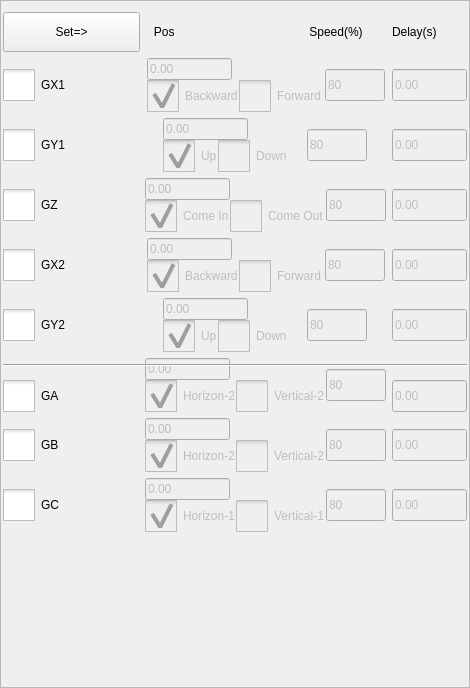
Above: hcinstruction/actionsettingframe.ui from dongdong-2009/3-5AxisRobot before the change. Below: the same form after it.
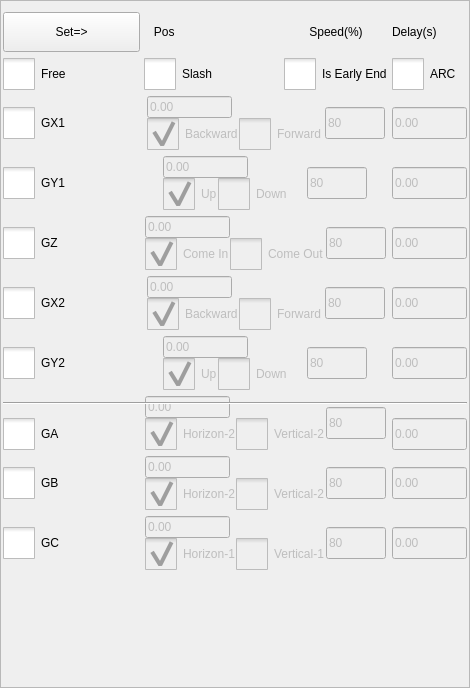
That is the form after the change. Icons and pictures are not drawn. Custom widgets are drawn as their Qt base class.

Patch:
```diff
--- a/hcinstruction/actionsettingframe.ui
+++ b/hcinstruction/actionsettingframe.ui
@@ -29,8 +29,143 @@
    <property name="horizontalSpacing">
     <number>4</number>
    </property>
+   <item row="6" column="1" colspan="2">
+    <layout class="QHBoxLayout" name="horizontalLayout_6">
+     <item>
+      <layout class="QVBoxLayout" name="verticalLayout_11">
+       <item>
+        <widget class="ICLineEditWithVirtualNumericKeypad" name="y2PosLineEdit">
+         <property name="enabled">
+          <bool>false</bool>
+         </property>
+         <property name="minimumSize">
+          <size>
+           <width>85</width>
+           <height>0</height>
+          </size>
+         </property>
+         <property name="maximumSize">
+          <size>
+           <width>85</width>
+           <height>32</height>
+          </size>
+         </property>
+         <property name="text">
+          <string notr="true">0.00</string>
+         </property>
+        </widget>
+       </item>
+       <item>
+        <layout class="QHBoxLayout" name="horizontalLayout_15">
+         <item>
+          <widget class="QCheckBox" name="y2UpBox">
+           <property name="enabled">
+            <bool>false</bool>
+           </property>
+           <property name="styleSheet">
+            <string notr="true">::indicator {
+     width: 32px;
+     height: 32px;
+ }
+
+::indicator:unchecked 
+{
+     image: url(:/resource/check_unchecked.png);
+ }
+::indicator:checked 
+{
+     image: url(:/resource/check_checked.png);
+ }
+
+::indicator:checked:disabled
+{
+ image: url(:/resource/check_checked_disable.png);
+}
+
+::indicator:unchecked:disabled
+{
+ image: url(:/resource/check_unchecked_disable.png);
+}</string>
+           </property>
+           <property name="text">
+            <string>Up</string>
+           </property>
+           <property name="checked">
+            <bool>true</bool>
+           </property>
+           <attribute name="buttonGroup">
+            <string notr="true">y2BoxbuttonGroup</string>
+           </attribute>
+          </widget>
+         </item>
+         <item>
+          <widget class="QCheckBox" name="y2DownBox">
+           <property name="enabled">
+            <bool>false</bool>
+           </property>
+           <property name="styleSheet">
+            <string notr="true">::indicator {
+     width: 32px;
+     height: 32px;
+ }
+
+::indicator:unchecked 
+{
+     image: url(:/resource/check_unchecked.png);
+ }
+::indicator:checked 
+{
+     image: url(:/resource/check_checked.png);
+ }
+
+::indicator:checked:disabled
+{
+ image: url(:/resource/check_checked_disable.png);
+}
+
+::indicator:unchecked:disabled
+{
+ image: url(:/resource/check_unchecked_disable.png);
+}</string>
+           </property>
+           <property name="text">
+            <string>Down</string>
+           </property>
+           <attribute name="buttonGroup">
+            <string notr="true">y2BoxbuttonGroup</string>
+           </attribute>
+          </widget>
+         </item>
+        </layout>
+       </item>
+      </layout>
+     </item>
+     <item>
+      <widget class="ICLineEditWithVirtualNumericKeypad" name="y2SpeedLineEdit">
+       <property name="enabled">
+        <bool>false</bool>
+       </property>
+       <property name="minimumSize">
+        <size>
+         <width>60</width>
+         <height>0</height>
+        </size>
+       </property>
+       <property name="maximumSize">
+        <size>
+         <width>60</width>
+         <height>32</height>
+        </size>
+       </property>
+       <property name="text">
+        <string notr="true">80</string>
+       </property>
+      </widget>
+     </item>
+    </layout>
+   </item>
    <item row="10" column="0">
-    <widget class="QCheckBox" name="gCButton">
+    <widget class="QCheckBox" name="gBButton">
      <property name="styleSheet">
       <string notr="true">::indicator {
      width: 32px;
@@ -57,15 +192,76 @@
 }</string>
      </property>
      <property name="text">
-      <string>GC</string>
+      <string>GB</string>
      </property>
      <property name="checkable">
       <bool>true</bool>
      </property>
     </widget>
    </item>
-   <item row="1" column="3">
-    <widget class="ICLineEditWithVirtualNumericKeypad" name="x1DelayLineEdit">
+   <item row="0" column="0">
+    <widget class="QToolButton" name="inputButton">
+     <property name="sizePolicy">
+      <sizepolicy hsizetype="Preferred" vsizetype="Preferred">
+       <horstretch>0</horstretch>
+       <verstretch>0</verstretch>
+      </sizepolicy>
+     </property>
+     <property name="minimumSize">
+      <size>
+       <width>64</width>
+       <height>40</height>
+      </size>
+     </property>
+     <property name="text">
+      <string>Set=&gt;</string>
+     </property>
+    </widget>
+   </item>
+   <item row="0" column="1">
+    <widget class="QLabel" name="label">
+     <property name="text">
+      <string>   Pos                </string>
+     </property>
+    </widget>
+   </item>
+   <item row="3" column="0">
+    <widget class="QCheckBox" name="gyButton">
+     <property name="styleSheet">
+      <string notr="true">::indicator {
+     width: 32px;
+     height: 32px;
+ }
+
+::indicator:unchecked 
+{
+     image: url(:/resource/check_unchecked.png);
+ }
+::indicator:checked 
+{
+     image: url(:/resource/check_checked.png);
+ }
+
+::indicator:checked:disabled
+{
+ image: url(:/resource/check_checked_disable.png);
+}
+
+::indicator:unchecked:disabled
+{
+ image: url(:/resource/check_unchecked_disable.png);
+}</string>
+     </property>
+     <property name="text">
+      <string>GY1</string>
+     </property>
+     <property name="checkable">
+      <bool>true</bool>
+     </property>
+    </widget>
+   </item>
+   <item row="11" column="3">
+    <widget class="ICLineEditWithVirtualNumericKeypad" name="cDelayLineEdit">
      <property name="enabled">
       <bool>false</bool>
      </property>
@@ -86,12 +282,12 @@
      </property>
     </widget>
    </item>
-   <item row="1" column="1" colspan="2">
-    <layout class="QHBoxLayout" name="horizontalLayout_4">
+   <item row="4" column="1" colspan="2">
+    <layout class="QHBoxLayout" name="horizontalLayout_12">
      <item>
-      <layout class="QVBoxLayout" name="verticalLayout">
+      <layout class="QVBoxLayout" name="verticalLayout_10">
        <item>
-        <widget class="ICLineEditWithVirtualNumericKeypad" name="x1PosLineEdit">
+        <widget class="ICLineEditWithVirtualNumericKeypad" name="zPosLineEdit">
          <property name="enabled">
           <bool>false</bool>
          </property>
@@ -113,9 +309,9 @@
         </widget>
        </item>
        <item>
-        <layout class="QHBoxLayout" name="horizontalLayout">
+        <layout class="QHBoxLayout" name="horizontalLayout_13">
          <item>
-          <widget class="QCheckBox" name="x1BackwardBox">
+          <widget class="QCheckBox" name="zComeInBox">
            <property name="enabled">
             <bool>false</bool>
            </property>
@@ -145,18 +341,18 @@
 }</string>
            </property>
            <property name="text">
-            <string>Backward</string>
+            <string>Come In</string>
            </property>
            <property name="checked">
             <bool>true</bool>
            </property>
            <attribute name="buttonGroup">
-            <string notr="true">x1BoxbuttonGroup</string>
+            <string notr="true">zBoxbuttonGroup</string>
            </attribute>
           </widget>
          </item>
          <item>
-          <widget class="QCheckBox" name="x1ForwardBox">
+          <widget class="QCheckBox" name="zComeOutBox">
            <property name="enabled">
             <bool>false</bool>
            </property>
@@ -186,13 +382,10 @@
 }</string>
            </property>
            <property name="text">
-            <string>Forward</string>
-           </property>
-           <property name="checked">
-            <bool>false</bool>
+            <string>Come Out</string>
            </property>
            <attribute name="buttonGroup">
-            <string notr="true">x1BoxbuttonGroup</string>
+            <string notr="true">zBoxbuttonGroup</string>
            </attribute>
           </widget>
          </item>
@@ -201,7 +394,7 @@
       </layout>
      </item>
      <item>
-      <widget class="ICLineEditWithVirtualNumericKeypad" name="x1SpeedLineEdit">
+      <widget class="ICLineEditWithVirtualNumericKeypad" name="zSpeedLineEdit">
        <property name="enabled">
         <bool>false</bool>
        </property>
@@ -224,7 +417,112 @@
      </item>
     </layout>
    </item>
-   <item row="7" column="1" rowspan="2" colspan="2">
+   <item row="6" column="3">
+    <widget class="ICLineEditWithVirtualNumericKeypad" name="y2DelayLineEdit">
+     <property name="enabled">
+      <bool>false</bool>
+     </property>
+     <property name="minimumSize">
+      <size>
+       <width>75</width>
+       <height>0</height>
+      </size>
+     </property>
+     <property name="maximumSize">
+      <size>
+       <width>75</width>
+       <height>32</height>
+      </size>
+     </property>
+     <property name="text">
+      <string notr="true">0.00</string>
+     </property>
+    </widget>
+   </item>
+   <item row="9" column="0">
+    <widget class="QCheckBox" name="gAButton">
+     <property name="styleSheet">
+      <string notr="true">::indicator {
+     width: 32px;
+     height: 32px;
+ }
+
+::indicator:unchecked 
+{
+     image: url(:/resource/check_unchecked.png);
+ }
+::indicator:checked 
+{
+     image: url(:/resource/check_checked.png);
+ }
+
+::indicator:checked:disabled
+{
+ image: url(:/resource/check_checked_disable.png);
+}
+
+::indicator:unchecked:disabled
+{
+ image: url(:/resource/check_unchecked_disable.png);
+}</string>
+     </property>
+     <property name="text">
+      <string>GA</string>
+     </property>
+     <property name="checkable">
+      <bool>true</bool>
+     </property>
+    </widget>
+   </item>
+   <item row="2" column="0">
+    <widget class="QCheckBox" name="gxButton">
+     <property name="styleSheet">
+      <string notr="true">::indicator {
+     width: 32px;
+     height: 32px;
+ }
+
+::indicator:unchecked 
+{
+     image: url(:/resource/check_unchecked.png);
+ }
+::indicator:checked 
+{
+     image: url(:/resource/check_checked.png);
+ }
+
+::indicator:checked:disabled
+{
+ image: url(:/resource/check_checked_disable.png);
+}
+
+::indicator:unchecked:disabled
+{
+ image: url(:/resource/check_unchecked_disable.png);
+}</string>
+     </property>
+     <property name="text">
+      <string>GX1</string>
+     </property>
+     <property name="checkable">
+      <bool>true</bool>
+     </property>
+    </widget>
+   </item>
+   <item row="12" column="1">
+    <spacer name="verticalSpacer">
+     <property name="orientation">
+      <enum>Qt::Vertical</enum>
+     </property>
+     <property name="sizeHint" stdset="0">
+      <size>
+       <width>20</width>
+       <height>40</height>
+      </size>
+     </property>
+    </spacer>
+   </item>
+   <item row="8" column="1" rowspan="2" colspan="2">
     <layout class="QHBoxLayout" name="horizontalLayout_7">
      <item>
       <layout class="QVBoxLayout" name="verticalLayout_12">
@@ -359,211 +657,7 @@
      </item>
     </layout>
    </item>
-   <item row="4" column="1" colspan="2">
-    <layout class="QHBoxLayout" name="horizontalLayout_14">
-     <item>
-      <layout class="QVBoxLayout" name="verticalLayout_2">
-       <item>
-        <widget class="ICLineEditWithVirtualNumericKeypad" name="x2PosLineEdit">
-         <property name="enabled">
-          <bool>false</bool>
-         </property>
-         <property name="minimumSize">
-          <size>
-           <width>85</width>
-           <height>0</height>
-          </size>
-         </property>
-         <property name="maximumSize">
-          <size>
-           <width>85</width>
-           <height>32</height>
-          </size>
-         </property>
-         <property name="text">
-          <string notr="true">0.00</string>
-         </property>
-        </widget>
-       </item>
-       <item>
-        <layout class="QHBoxLayout" name="horizontalLayout_2">
-         <item>
-          <widget class="QCheckBox" name="x2BackwardBox">
-           <property name="enabled">
-            <bool>false</bool>
-           </property>
-           <property name="styleSheet">
-            <string notr="true">::indicator {
-     width: 32px;
-     height: 32px;
- }
-
-::indicator:unchecked 
-{
-     image: url(:/resource/check_unchecked.png);
- }
-::indicator:checked 
-{
-     image: url(:/resource/check_checked.png);
- }
-
-::indicator:checked:disabled
-{
- image: url(:/resource/check_checked_disable.png);
-}
-
-::indicator:unchecked:disabled
-{
- image: url(:/resource/check_unchecked_disable.png);
-}</string>
-           </property>
-           <property name="text">
-            <string>Backward</string>
-           </property>
-           <property name="checked">
-            <bool>true</bool>
-           </property>
-           <attribute name="buttonGroup">
-            <string notr="true">x2BoxbuttonGroup</string>
-           </attribute>
-          </widget>
-         </item>
-         <item>
-          <widget class="QCheckBox" name="x2ForwardBox">
-           <property name="enabled">
-            <bool>false</bool>
-           </property>
-           <property name="styleSheet">
-            <string notr="true">::indicator {
-     width: 32px;
-     height: 32px;
- }
-
-::indicator:unchecked 
-{
-     image: url(:/resource/check_unchecked.png);
- }
-::indicator:checked 
-{
-     image: url(:/resource/check_checked.png);
- }
-
-::indicator:checked:disabled
-{
- image: url(:/resource/check_checked_disable.png);
-}
-
-::indicator:unchecked:disabled
-{
- image: url(:/resource/check_unchecked_disable.png);
-}</string>
-           </property>
-           <property name="text">
-            <string>Forward</string>
-           </property>
-           <property name="checked">
-            <bool>false</bool>
-           </property>
-           <attribute name="buttonGroup">
-            <string notr="true">x2BoxbuttonGroup</string>
-           </attribute>
-          </widget>
-         </item>
-        </layout>
-       </item>
-      </layout>
-     </item>
-     <item>
-      <widget class="ICLineEditWithVirtualNumericKeypad" name="x2SpeedLineEdit">
-       <property name="enabled">
-        <bool>false</bool>
-       </property>
-       <property name="minimumSize">
-        <size>
-         <width>60</width>
-         <height>0</height>
-        </size>
-       </property>
-       <property name="maximumSize">
-        <size>
-         <width>60</width>
-         <height>32</height>
-        </size>
-       </property>
-       <property name="text">
-        <string notr="true">80</string>
-       </property>
-      </widget>
-     </item>
-    </layout>
-   </item>
-   <item row="8" column="3">
-    <widget class="ICLineEditWithVirtualNumericKeypad" name="aDelayLineEdit">
-     <property name="enabled">
-      <bool>false</bool>
-     </property>
-     <property name="minimumSize">
-      <size>
-       <width>75</width>
-       <height>0</height>
-      </size>
-     </property>
-     <property name="maximumSize">
-      <size>
-       <width>75</width>
-       <height>32</height>
-      </size>
-     </property>
-     <property name="text">
-      <string notr="true">0.00</string>
-     </property>
-    </widget>
-   </item>
-   <item row="3" column="3">
-    <widget class="ICLineEditWithVirtualNumericKeypad" name="zDelayLineEdit">
-     <property name="enabled">
-      <bool>false</bool>
-     </property>
-     <property name="minimumSize">
-      <size>
-       <width>75</width>
-       <height>0</height>
-      </size>
-     </property>
-     <property name="maximumSize">
-      <size>
-       <width>75</width>
-       <height>32</height>
-      </size>
-     </property>
-     <property name="text">
-      <string notr="true">0.00</string>
-     </property>
-    </widget>
-   </item>
-   <item row="4" column="3">
-    <widget class="ICLineEditWithVirtualNumericKeypad" name="x2DelayLineEdit">
-     <property name="enabled">
-      <bool>false</bool>
-     </property>
-     <property name="minimumSize">
-      <size>
-       <width>75</width>
-       <height>0</height>
-      </size>
-     </property>
-     <property name="maximumSize">
-      <size>
-       <width>75</width>
-       <height>32</height>
-      </size>
-     </property>
-     <property name="text">
-      <string notr="true">0.00</string>
-     </property>
-    </widget>
-   </item>
-   <item row="2" column="1" colspan="2">
+   <item row="3" column="1" colspan="2">
     <layout class="QHBoxLayout" name="horizontalLayout_5">
      <item>
       <layout class="QVBoxLayout" name="verticalLayout_9">
@@ -698,7 +792,29 @@
      </item>
     </layout>
    </item>
-   <item row="3" column="0">
+   <item row="0" column="2">
+    <widget class="QLabel" name="label_6">
+     <property name="sizePolicy">
+      <sizepolicy hsizetype="Fixed" vsizetype="Preferred">
+       <horstretch>0</horstretch>
+       <verstretch>0</verstretch>
+      </sizepolicy>
+     </property>
+     <property name="minimumSize">
+      <size>
+       <width>104</width>
+       <height>0</height>
+      </size>
+     </property>
+     <property name="text">
+      <string>Speed(%)</string>
+     </property>
+     <property name="alignment">
+      <set>Qt::AlignCenter</set>
+     </property>
+    </widget>
+   </item>
+   <item row="4" column="0">
     <widget class="QCheckBox" name="gzButton">
      <property name="styleSheet">
       <string notr="true">::indicator {
@@ -733,7 +849,7 @@
      </property>
     </widget>
    </item>
-   <item row="6" column="0" rowspan="2" colspan="4">
+   <item row="7" column="0" rowspan="2" colspan="4">
     <widget class="Line" name="line">
      <property name="styleSheet">
       <string notr="true">QMessageBox QAbstractButton
@@ -748,7 +864,7 @@
      </property>
     </widget>
    </item>
-   <item row="5" column="0">
+   <item row="6" column="0">
     <widget class="QCheckBox" name="gQButton">
      <property name="styleSheet">
       <string notr="true">::indicator {
@@ -783,12 +899,12 @@
      </property>
     </widget>
    </item>
-   <item row="3" column="1" colspan="2">
-    <layout class="QHBoxLayout" name="horizontalLayout_12">
+   <item row="5" column="1" colspan="2">
+    <layout class="QHBoxLayout" name="horizontalLayout_14">
      <item>
-      <layout class="QVBoxLayout" name="verticalLayout_10">
+      <layout class="QVBoxLayout" name="verticalLayout_2">
        <item>
-        <widget class="ICLineEditWithVirtualNumericKeypad" name="zPosLineEdit">
+        <widget class="ICLineEditWithVirtualNumericKeypad" name="x2PosLineEdit">
          <property name="enabled">
           <bool>false</bool>
          </property>
@@ -810,9 +926,9 @@
         </widget>
        </item>
        <item>
-        <layout class="QHBoxLayout" name="horizontalLayout_13">
+        <layout class="QHBoxLayout" name="horizontalLayout_2">
          <item>
-          <widget class="QCheckBox" name="zComeInBox">
+          <widget class="QCheckBox" name="x2BackwardBox">
            <property name="enabled">
             <bool>false</bool>
            </property>
@@ -842,18 +958,18 @@
 }</string>
            </property>
            <property name="text">
-            <string>Come In</string>
+            <string>Backward</string>
            </property>
            <property name="checked">
             <bool>true</bool>
            </property>
            <attribute name="buttonGroup">
-            <string notr="true">zBoxbuttonGroup</string>
+            <string notr="true">x2BoxbuttonGroup</string>
            </attribute>
           </widget>
          </item>
          <item>
-          <widget class="QCheckBox" name="zComeOutBox">
+          <widget class="QCheckBox" name="x2ForwardBox">
            <property name="enabled">
             <bool>false</bool>
            </property>
@@ -883,10 +999,13 @@
 }</string>
            </property>
            <property name="text">
-            <string>Come Out</string>
+            <string>Forward</string>
+           </property>
+           <property name="checked">
+            <bool>false</bool>
            </property>
            <attribute name="buttonGroup">
-            <string notr="true">zBoxbuttonGroup</string>
+            <string notr="true">x2BoxbuttonGroup</string>
            </attribute>
           </widget>
          </item>
@@ -895,7 +1014,7 @@
       </layout>
      </item>
      <item>
-      <widget class="ICLineEditWithVirtualNumericKeypad" name="zSpeedLineEdit">
+      <widget class="ICLineEditWithVirtualNumericKeypad" name="x2SpeedLineEdit">
        <property name="enabled">
         <bool>false</bool>
        </property>
@@ -918,112 +1037,7 @@
      </item>
     </layout>
    </item>
-   <item row="5" column="3">
-    <widget class="ICLineEditWithVirtualNumericKeypad" name="y2DelayLineEdit">
-     <property name="enabled">
-      <bool>false</bool>
-     </property>
-     <property name="minimumSize">
-      <size>
-       <width>75</width>
-       <height>0</height>
-      </size>
-     </property>
-     <property name="maximumSize">
-      <size>
-       <width>75</width>
-       <height>32</height>
-      </size>
-     </property>
-     <property name="text">
-      <string notr="true">0.00</string>
-     </property>
-    </widget>
-   </item>
-   <item row="8" column="0">
-    <widget class="QCheckBox" name="gAButton">
-     <property name="styleSheet">
-      <string notr="true">::indicator {
-     width: 32px;
-     height: 32px;
- }
-
-::indicator:unchecked 
-{
-     image: url(:/resource/check_unchecked.png);
- }
-::indicator:checked 
-{
-     image: url(:/resource/check_checked.png);
- }
-
-::indicator:checked:disabled
-{
- image: url(:/resource/check_checked_disable.png);
-}
-
-::indicator:unchecked:disabled
-{
- image: url(:/resource/check_unchecked_disable.png);
-}</string>
-     </property>
-     <property name="text">
-      <string>GA</string>
-     </property>
-     <property name="checkable">
-      <bool>true</bool>
-     </property>
-    </widget>
-   </item>
-   <item row="1" column="0">
-    <widget class="QCheckBox" name="gxButton">
-     <property name="styleSheet">
-      <string notr="true">::indicator {
-     width: 32px;
-     height: 32px;
- }
-
-::indicator:unchecked 
-{
-     image: url(:/resource/check_unchecked.png);
- }
-::indicator:checked 
-{
-     image: url(:/resource/check_checked.png);
- }
-
-::indicator:checked:disabled
-{
- image: url(:/resource/check_checked_disable.png);
-}
-
-::indicator:unchecked:disabled
-{
- image: url(:/resource/check_unchecked_disable.png);
-}</string>
-     </property>
-     <property name="text">
-      <string>GX1</string>
-     </property>
-     <property name="checkable">
-      <bool>true</bool>
-     </property>
-    </widget>
-   </item>
-   <item row="11" column="1">
-    <spacer name="verticalSpacer">
-     <property name="orientation">
-      <enum>Qt::Vertical</enum>
-     </property>
-     <property name="sizeHint" stdset="0">
-      <size>
-       <width>20</width>
-       <height>40</height>
-      </size>
-     </property>
-    </spacer>
-   </item>
-   <item row="4" column="0">
+   <item row="5" column="0">
     <widget class="QCheckBox" name="gPButton">
      <property name="styleSheet">
       <string notr="true">::indicator {
@@ -1058,7 +1072,7 @@
      </property>
     </widget>
    </item>
-   <item row="9" column="3">
+   <item row="10" column="3">
     <widget class="ICLineEditWithVirtualNumericKeypad" name="bDelayLineEdit">
      <property name="enabled">
       <bool>false</bool>
@@ -1080,203 +1094,230 @@
      </property>
     </widget>
    </item>
-   <item row="5" column="1" colspan="2">
-    <layout class="QHBoxLayout" name="horizontalLayout_6">
-     <item>
-      <layout class="QVBoxLayout" name="verticalLayout_11">
-       <item>
-        <widget class="ICLineEditWithVirtualNumericKeypad" name="y2PosLineEdit">
-         <property name="enabled">
-          <bool>false</bool>
-         </property>
-         <property name="minimumSize">
-          <size>
-           <width>85</width>
-           <height>0</height>
-          </size>
-         </property>
-         <property name="maximumSize">
-          <size>
-           <width>85</width>
-           <height>32</height>
-          </size>
-         </property>
-         <property name="text">
-          <string notr="true">0.00</string>
-         </property>
-        </widget>
-       </item>
-       <item>
-        <layout class="QHBoxLayout" name="horizontalLayout_15">
-         <item>
-          <widget class="QCheckBox" name="y2UpBox">
-           <property name="enabled">
-            <bool>false</bool>
-           </property>
-           <property name="styleSheet">
-            <string notr="true">::indicator {
-     width: 32px;
-     height: 32px;
- }
-
-::indicator:unchecked 
-{
-     image: url(:/resource/check_unchecked.png);
- }
-::indicator:checked 
-{
-     image: url(:/resource/check_checked.png);
- }
-
-::indicator:checked:disabled
-{
- image: url(:/resource/check_checked_disable.png);
-}
-
-::indicator:unchecked:disabled
-{
- image: url(:/resource/check_unchecked_disable.png);
-}</string>
-           </property>
-           <property name="text">
-            <string>Up</string>
-           </property>
-           <property name="checked">
-            <bool>true</bool>
-           </property>
-           <attribute name="buttonGroup">
-            <string notr="true">y2BoxbuttonGroup</string>
-           </attribute>
-          </widget>
-         </item>
-         <item>
-          <widget class="QCheckBox" name="y2DownBox">
-           <property name="enabled">
-            <bool>false</bool>
-           </property>
-           <property name="styleSheet">
-            <string notr="true">::indicator {
-     width: 32px;
-     height: 32px;
- }
-
-::indicator:unchecked 
-{
-     image: url(:/resource/check_unchecked.png);
- }
-::indicator:checked 
-{
-     image: url(:/resource/check_checked.png);
- }
-
-::indicator:checked:disabled
-{
- image: url(:/resource/check_checked_disable.png);
-}
-
-::indicator:unchecked:disabled
-{
- image: url(:/resource/check_unchecked_disable.png);
-}</string>
-           </property>
-           <property name="text">
-            <string>Down</string>
-           </property>
-           <attribute name="buttonGroup">
-            <string notr="true">y2BoxbuttonGroup</string>
-           </attribute>
-          </widget>
-         </item>
-        </layout>
-       </item>
-      </layout>
-     </item>
-     <item>
-      <widget class="ICLineEditWithVirtualNumericKeypad" name="y2SpeedLineEdit">
-       <property name="enabled">
-        <bool>false</bool>
-       </property>
-       <property name="minimumSize">
-        <size>
-         <width>60</width>
-         <height>0</height>
-        </size>
-       </property>
-       <property name="maximumSize">
-        <size>
-         <width>60</width>
-         <height>32</height>
-        </size>
-       </property>
-       <property name="text">
-        <string notr="true">80</string>
-       </property>
-      </widget>
-     </item>
-    </layout>
-   </item>
-   <item row="9" column="0">
-    <widget class="QCheckBox" name="gBButton">
-     <property name="styleSheet">
-      <string notr="true">::indicator {
-     width: 32px;
-     height: 32px;
- }
-
-::indicator:unchecked 
-{
-     image: url(:/resource/check_unchecked.png);
- }
-::indicator:checked 
-{
-     image: url(:/resource/check_checked.png);
- }
-
-::indicator:checked:disabled
-{
- image: url(:/resource/check_checked_disable.png);
-}
-
-::indicator:unchecked:disabled
-{
- image: url(:/resource/check_unchecked_disable.png);
-}</string>
+   <item row="9" column="3">
+    <widget class="ICLineEditWithVirtualNumericKeypad" name="aDelayLineEdit">
+     <property name="enabled">
+      <bool>false</bool>
      </property>
-     <property name="text">
-      <string>GB</string>
+     <property name="minimumSize">
+      <size>
+       <width>75</width>
+       <height>0</height>
+      </size>
      </property>
-     <property name="checkable">
-      <bool>true</bool>
+     <property name="maximumSize">
+      <size>
+       <width>75</width>
+       <height>32</height>
+      </size>
      </property>
+     <property name="text">
+      <string notr="true">0.00</string>
+     </property>
     </widget>
    </item>
-   <item row="0" column="0">
-    <widget class="QToolButton" name="inputButton">
-     <property name="sizePolicy">
-      <sizepolicy hsizetype="Preferred" vsizetype="Preferred">
-       <horstretch>0</horstretch>
-       <verstretch>0</verstretch>
-      </sizepolicy>
+   <item row="4" column="3">
+    <widget class="ICLineEditWithVirtualNumericKeypad" name="zDelayLineEdit">
+     <property name="enabled">
+      <bool>false</bool>
      </property>
      <property name="minimumSize">
       <size>
-       <width>64</width>
-       <height>40</height>
+       <width>75</width>
+       <height>0</height>
       </size>
      </property>
+     <property name="maximumSize">
+      <size>
+       <width>75</width>
+       <height>32</height>
+      </size>
+     </property>
      <property name="text">
-      <string>Set=&gt;</string>
+      <string notr="true">0.00</string>
      </property>
     </widget>
    </item>
-   <item row="0" column="3">
-    <widget class="QLabel" name="label_2">
+   <item row="5" column="3">
+    <widget class="ICLineEditWithVirtualNumericKeypad" name="x2DelayLineEdit">
+     <property name="enabled">
+      <bool>false</bool>
+     </property>
+     <property name="minimumSize">
+      <size>
+       <width>75</width>
+       <height>0</height>
+      </size>
+     </property>
+     <property name="maximumSize">
+      <size>
+       <width>75</width>
+       <height>32</height>
+      </size>
+     </property>
      <property name="text">
-      <string>Delay(s)</string>
+      <string notr="true">0.00</string>
      </property>
     </widget>
    </item>
    <item row="10" column="1" colspan="2">
+    <layout class="QHBoxLayout" name="horizontalLayout_8">
+     <item>
+      <layout class="QVBoxLayout" name="verticalLayout_13">
+       <item>
+        <widget class="ICLineEditWithVirtualNumericKeypad" name="bPosLineEdit">
+         <property name="enabled">
+          <bool>false</bool>
+         </property>
+         <property name="minimumSize">
+          <size>
+           <width>85</width>
+           <height>0</height>
+          </size>
+         </property>
+         <property name="maximumSize">
+          <size>
+           <width>85</width>
+           <height>32</height>
+          </size>
+         </property>
+         <property name="text">
+          <string notr="true">0.00</string>
+         </property>
+        </widget>
+       </item>
+       <item>
+        <layout class="QHBoxLayout" name="horizontalLayout_17">
+         <item>
+          <widget class="QCheckBox" name="bHorizonBox">
+           <property name="enabled">
+            <bool>false</bool>
+           </property>
+           <property name="styleSheet">
+            <string notr="true">::indicator {
+     width: 32px;
+     height: 32px;
+ }
+
+::indicator:unchecked 
+{
+     image: url(:/resource/check_unchecked.png);
+ }
+::indicator:checked 
+{
+     image: url(:/resource/check_checked.png);
+ }
+
+::indicator:checked:disabled
+{
+ image: url(:/resource/check_checked_disable.png);
+}
+
+::indicator:unchecked:disabled
+{
+ image: url(:/resource/check_unchecked_disable.png);
+}</string>
+           </property>
+           <property name="text">
+            <string>Horizon-2</string>
+           </property>
+           <property name="checked">
+            <bool>true</bool>
+           </property>
+           <attribute name="buttonGroup">
+            <string notr="true">bBoxbuttonGroup</string>
+           </attribute>
+          </widget>
+         </item>
+         <item>
+          <widget class="QCheckBox" name="bVerticalBox">
+           <property name="enabled">
+            <bool>false</bool>
+           </property>
+           <property name="styleSheet">
+            <string notr="true">::indicator {
+     width: 32px;
+     height: 32px;
+ }
+
+::indicator:unchecked 
+{
+     image: url(:/resource/check_unchecked.png);
+ }
+::indicator:checked 
+{
+     image: url(:/resource/check_checked.png);
+ }
+
+::indicator:checked:disabled
+{
+ image: url(:/resource/check_checked_disable.png);
+}
+
+::indicator:unchecked:disabled
+{
+ image: url(:/resource/check_unchecked_disable.png);
+}</string>
+           </property>
+           <property name="text">
+            <string>Vertical-2</string>
+           </property>
+           <attribute name="buttonGroup">
+            <string notr="true">bBoxbuttonGroup</string>
+           </attribute>
+          </widget>
+         </item>
+        </layout>
+       </item>
+      </layout>
+     </item>
+     <item>
+      <widget class="ICLineEditWithVirtualNumericKeypad" name="bSpeedLineEdit">
+       <property name="enabled">
+        <bool>false</bool>
+       </property>
+       <property name="minimumSize">
+        <size>
+         <width>60</width>
+         <height>0</height>
+        </size>
+       </property>
+       <property name="maximumSize">
+        <size>
+         <width>60</width>
+         <height>32</height>
+        </size>
+       </property>
+       <property name="text">
+        <string notr="true">80</string>
+       </property>
+      </widget>
+     </item>
+    </layout>
+   </item>
+   <item row="3" column="3">
+    <widget class="ICLineEditWithVirtualNumericKeypad" name="y1DelayLineEdit">
+     <property name="enabled">
+      <bool>false</bool>
+     </property>
+     <property name="minimumSize">
+      <size>
+       <width>75</width>
+       <height>0</height>
+      </size>
+     </property>
+     <property name="maximumSize">
+      <size>
+       <width>75</width>
+       <height>32</height>
+      </size>
+     </property>
+     <property name="text">
+      <string notr="true">0.00</string>
+     </property>
+    </widget>
+   </item>
+   <item row="11" column="1" colspan="2">
     <layout class="QHBoxLayout" name="horizontalLayout_9">
      <item>
       <layout class="QVBoxLayout" name="verticalLayout_14">
@@ -1411,12 +1452,12 @@
      </item>
     </layout>
    </item>
-   <item row="9" column="1" colspan="2">
-    <layout class="QHBoxLayout" name="horizontalLayout_8">
+   <item row="2" column="1" colspan="2">
+    <layout class="QHBoxLayout" name="horizontalLayout_4">
      <item>
-      <layout class="QVBoxLayout" name="verticalLayout_13">
+      <layout class="QVBoxLayout" name="verticalLayout">
        <item>
-        <widget class="ICLineEditWithVirtualNumericKeypad" name="bPosLineEdit">
+        <widget class="ICLineEditWithVirtualNumericKeypad" name="x1PosLineEdit">
          <property name="enabled">
           <bool>false</bool>
          </property>
@@ -1438,9 +1479,9 @@
         </widget>
        </item>
        <item>
-        <layout class="QHBoxLayout" name="horizontalLayout_17">
+        <layout class="QHBoxLayout" name="horizontalLayout">
          <item>
-          <widget class="QCheckBox" name="bHorizonBox">
+          <widget class="QCheckBox" name="x1BackwardBox">
            <property name="enabled">
             <bool>false</bool>
            </property>
@@ -1470,18 +1511,18 @@
 }</string>
            </property>
            <property name="text">
-            <string>Horizon-2</string>
+            <string>Backward</string>
            </property>
            <property name="checked">
             <bool>true</bool>
            </property>
            <attribute name="buttonGroup">
-            <string notr="true">bBoxbuttonGroup</string>
+            <string notr="true">x1BoxbuttonGroup</string>
            </attribute>
           </widget>
          </item>
          <item>
-          <widget class="QCheckBox" name="bVerticalBox">
+          <widget class="QCheckBox" name="x1ForwardBox">
            <property name="enabled">
             <bool>false</bool>
            </property>
@@ -1511,10 +1552,13 @@
 }</string>
            </property>
            <property name="text">
-            <string>Vertical-2</string>
+            <string>Forward</string>
+           </property>
+           <property name="checked">
+            <bool>false</bool>
            </property>
            <attribute name="buttonGroup">
-            <string notr="true">bBoxbuttonGroup</string>
+            <string notr="true">x1BoxbuttonGroup</string>
            </attribute>
           </widget>
          </item>
@@ -1523,7 +1567,7 @@
       </layout>
      </item>
      <item>
-      <widget class="ICLineEditWithVirtualNumericKeypad" name="bSpeedLineEdit">
+      <widget class="ICLineEditWithVirtualNumericKeypad" name="x1SpeedLineEdit">
        <property name="enabled">
         <bool>false</bool>
        </property>
@@ -1546,8 +1590,15 @@
      </item>
     </layout>
    </item>
+   <item row="0" column="3">
+    <widget class="QLabel" name="label_2">
+     <property name="text">
+      <string>Delay(s)</string>
+     </property>
+    </widget>
+   </item>
    <item row="2" column="3">
-    <widget class="ICLineEditWithVirtualNumericKeypad" name="y1DelayLineEdit">
+    <widget class="ICLineEditWithVirtualNumericKeypad" name="x1DelayLineEdit">
      <property name="enabled">
       <bool>false</bool>
      </property>
@@ -1568,15 +1619,43 @@
      </property>
     </widget>
    </item>
-   <item row="0" column="1">
-    <widget class="QLabel" name="label">
+   <item row="11" column="0">
+    <widget class="QCheckBox" name="gCButton">
+     <property name="styleSheet">
+      <string notr="true">::indicator {
+     width: 32px;
+     height: 32px;
+ }
+
+::indicator:unchecked 
+{
+     image: url(:/resource/check_unchecked.png);
+ }
+::indicator:checked 
+{
+     image: url(:/resource/check_checked.png);
+ }
+
+::indicator:checked:disabled
+{
+ image: url(:/resource/check_checked_disable.png);
+}
+
+::indicator:unchecked:disabled
+{
+ image: url(:/resource/check_unchecked_disable.png);
+}</string>
+     </property>
      <property name="text">
-      <string>   Pos                </string>
+      <string>GC</string>
      </property>
+     <property name="checkable">
+      <bool>true</bool>
+     </property>
     </widget>
    </item>
-   <item row="2" column="0">
-    <widget class="QCheckBox" name="gyButton">
+   <item row="1" column="0">
+    <widget class="QCheckBox" name="freeBox">
      <property name="styleSheet">
       <string notr="true">::indicator {
      width: 32px;
@@ -1603,55 +1682,125 @@
 }</string>
      </property>
      <property name="text">
-      <string>GY1</string>
+      <string>Free</string>
      </property>
      <property name="checkable">
       <bool>true</bool>
      </property>
+     <attribute name="buttonGroup">
+      <string notr="true">buttonGroup</string>
+     </attribute>
     </widget>
    </item>
-   <item row="10" column="3">
-    <widget class="ICLineEditWithVirtualNumericKeypad" name="cDelayLineEdit">
-     <property name="enabled">
-      <bool>false</bool>
+   <item row="1" column="1">
+    <widget class="QCheckBox" name="slashBox">
+     <property name="styleSheet">
+      <string notr="true">::indicator {
+     width: 32px;
+     height: 32px;
+ }
+
+::indicator:unchecked 
+{
+     image: url(:/resource/check_unchecked.png);
+ }
+::indicator:checked 
+{
+     image: url(:/resource/check_checked.png);
+ }
+
+::indicator:checked:disabled
+{
+ image: url(:/resource/check_checked_disable.png);
+}
+
+::indicator:unchecked:disabled
+{
+ image: url(:/resource/check_unchecked_disable.png);
+}</string>
      </property>
-     <property name="minimumSize">
-      <size>
-       <width>75</width>
-       <height>0</height>
-      </size>
+     <property name="text">
+      <string>Slash</string>
      </property>
-     <property name="maximumSize">
-      <size>
-       <width>75</width>
-       <height>32</height>
-      </size>
+     <property name="checkable">
+      <bool>true</bool>
      </property>
+     <attribute name="buttonGroup">
+      <string notr="true">buttonGroup</string>
+     </attribute>
+    </widget>
+   </item>
+   <item row="1" column="2">
+    <widget class="QCheckBox" name="earlyEndBox">
+     <property name="styleSheet">
+      <string notr="true">::indicator {
+     width: 32px;
+     height: 32px;
+ }
+
+::indicator:unchecked 
+{
+     image: url(:/resource/check_unchecked.png);
+ }
+::indicator:checked 
+{
+     image: url(:/resource/check_checked.png);
+ }
+
+::indicator:checked:disabled
+{
+ image: url(:/resource/check_checked_disable.png);
+}
+
+::indicator:unchecked:disabled
+{
+ image: url(:/resource/check_unchecked_disable.png);
+}</string>
+     </property>
      <property name="text">
-      <string notr="true">0.00</string>
+      <string>Is Early End</string>
      </property>
+     <property name="checkable">
+      <bool>true</bool>
+     </property>
     </widget>
    </item>
-   <item row="0" column="2">
-    <widget class="QLabel" name="label_6">
-     <property name="sizePolicy">
-      <sizepolicy hsizetype="Fixed" vsizetype="Preferred">
-       <horstretch>0</horstretch>
-       <verstretch>0</verstretch>
-      </sizepolicy>
+   <item row="1" column="3">
+    <widget class="QCheckBox" name="arcBox">
+     <property name="styleSheet">
+      <string notr="true">::indicator {
+     width: 32px;
+     height: 32px;
+ }
+
+::indicator:unchecked 
+{
+     image: url(:/resource/check_unchecked.png);
+ }
+::indicator:checked 
+{
+     image: url(:/resource/check_checked.png);
+ }
+
+::indicator:checked:disabled
+{
+ image: url(:/resource/check_checked_disable.png);
+}
+
+::indicator:unchecked:disabled
+{
+ image: url(:/resource/check_unchecked_disable.png);
+}</string>
      </property>
-     <property name="minimumSize">
-      <size>
-       <width>104</width>
-       <height>0</height>
-      </size>
-     </property>
      <property name="text">
-      <string>Speed(%)</string>
+      <string>ARC</string>
      </property>
-     <property name="alignment">
-      <set>Qt::AlignCenter</set>
+     <property name="checkable">
+      <bool>true</bool>
      </property>
+     <attribute name="buttonGroup">
+      <string notr="true">buttonGroup</string>
+     </attribute>
     </widget>
    </item>
   </layout>
```
Left out of the diff: 9 changed lines with no effect on the pictures.
